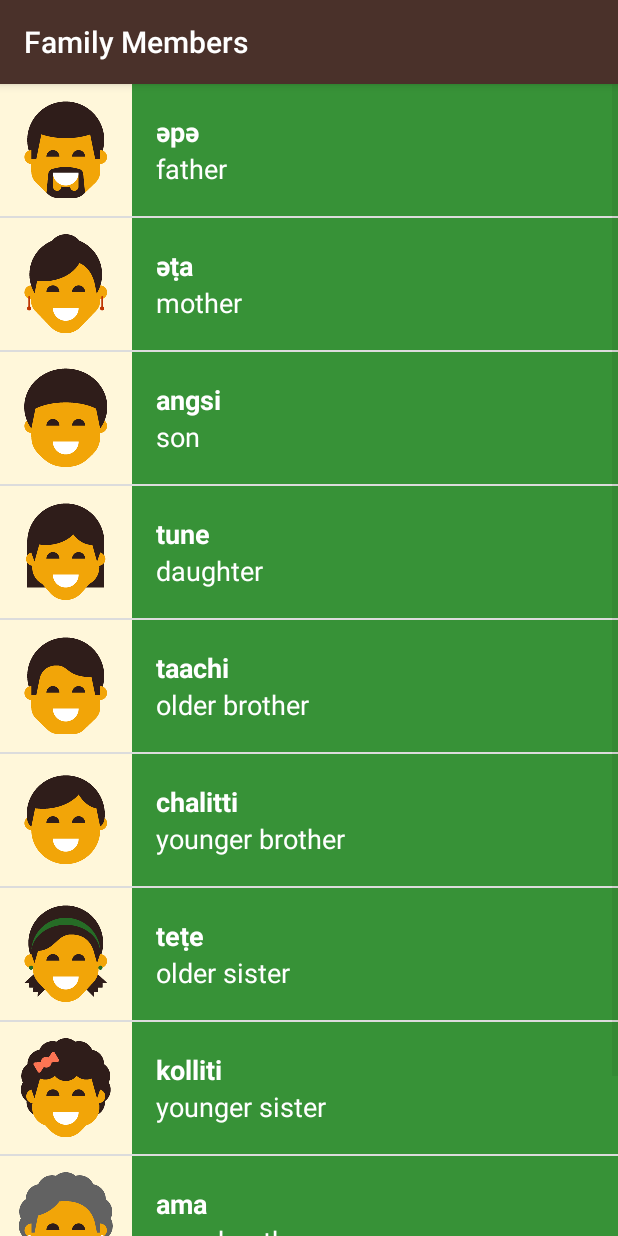
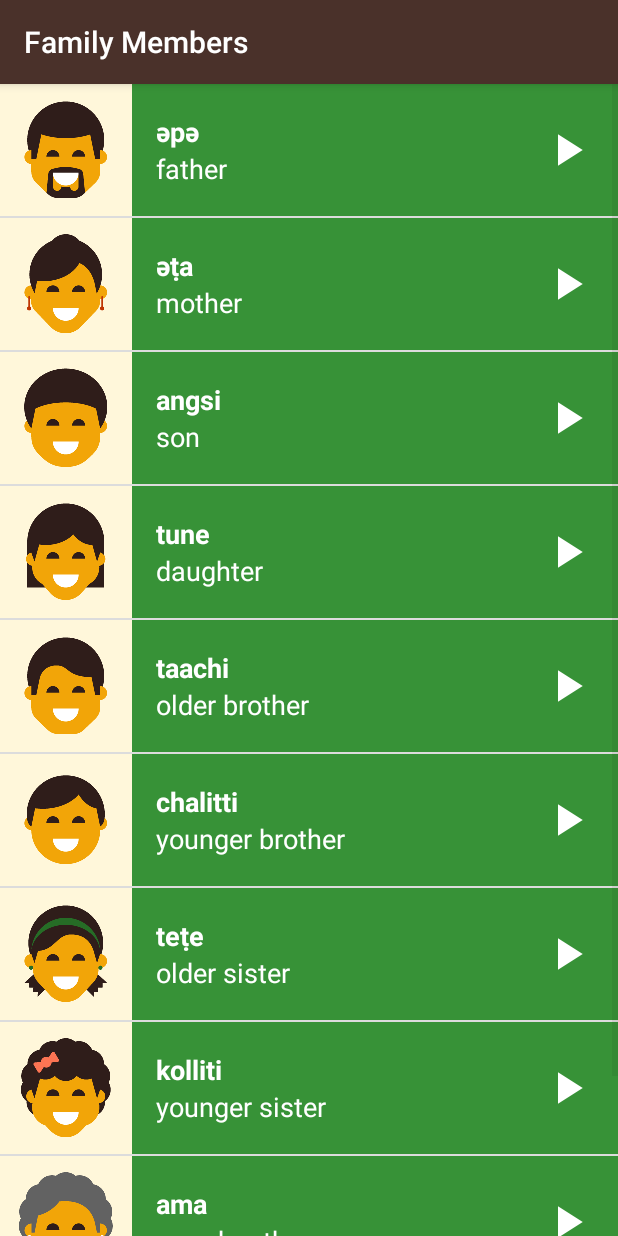
Before and after one commit to ChristianAA/ud839-Miwok, an Android app: the FamilyActivity screen opened directly, with no data from a screen before it, on a phone screen of 412 x 824 dp. Run offline under Robolectric (Android 15) with nearby library versions, the light colour scheme and no system bars.

Commit message:
Add Audio Icon to List Item Layout

```diff
--- a/app/src/main/res/layout/list_item.xml
+++ b/app/src/main/res/layout/list_item.xml
@@ -1,23 +1,25 @@
 <?xml version="1.0" encoding="utf-8"?>
-<LinearLayout
-    xmlns:android="http://schemas.android.com/apk/res/android"
+<RelativeLayout xmlns:android="http://schemas.android.com/apk/res/android"
     xmlns:tools="http://schemas.android.com/tools"
-    android:orientation="horizontal"
     android:layout_width="match_parent"
-    android:layout_height="wrap_content"
-    android:minHeight="@dimen/list_item_height"
-    android:background="@color/categories">
+    android:layout_height="@dimen/list_item_height"
+    android:background="@color/categories"
+    android:orientation="horizontal">
 
     <ImageView
         android:id="@+id/image"
         android:layout_width="@dimen/list_item_height"
-            android:layout_height="@dimen/list_item_height"/>
+        android:layout_height="@dimen/list_item_height" />
 
     <LinearLayout
         android:id="@+id/text_container"
+        android:layout_width="match_parent"
+        android:layout_height="@dimen/list_item_height"
+        android:layout_alignParentBottom="true"
+        android:layout_alignParentRight="true"
+        android:layout_alignParentTop="true"
+        android:layout_toRightOf="@id/image"
         android:orientation="vertical"
-            android:layout_width="match_parent"
-            android:layout_height="match_parent"
         android:paddingLeft="16dp">
 
         <TextView
@@ -29,7 +31,7 @@
             android:textAppearance="?android:textAppearanceMedium"
             android:textColor="@android:color/white"
             android:textStyle="bold"
-                tools:text="lutti"/>
+            tools:text="lutti" />
 
         <TextView
             android:id="@+id/default_text_view"
@@ -39,8 +41,17 @@
             android:gravity="top"
             android:textAppearance="?android:textAppearanceMedium"
             android:textColor="@android:color/white"
-                tools:text="one"/>
-
+            tools:text="one" />
     </LinearLayout>
 
-</LinearLayout>
+    <ImageView
+        android:id="@+id/play_button"
+        android:layout_width="wrap_content"
+        android:layout_height="wrap_content"
+        android:layout_alignParentRight="true"
+        android:layout_centerInParent="true"
+        android:paddingRight="16dp"
+        android:src="@drawable/ic_play_arrow_white_36dp" />
+
+
+</RelativeLayout>
```
Also changed, not shown: app/src/main/res/drawable-hdpi/ic_play_arrow_white_36dp.png (added), app/src/main/res/drawable-mdpi/ic_play_arrow_white_36dp.png (added), app/src/main/res/drawable-xhdpi/ic_play_arrow_white_36dp.png (added), app/src/main/res/drawable-xxhdpi/ic_play_arrow_white_36dp.png (added), app/src/main/res/drawable-xxxhdpi/ic_play_arrow_white_36dp.png (added). Lines whose indentation alone changed are shown as unchanged.
